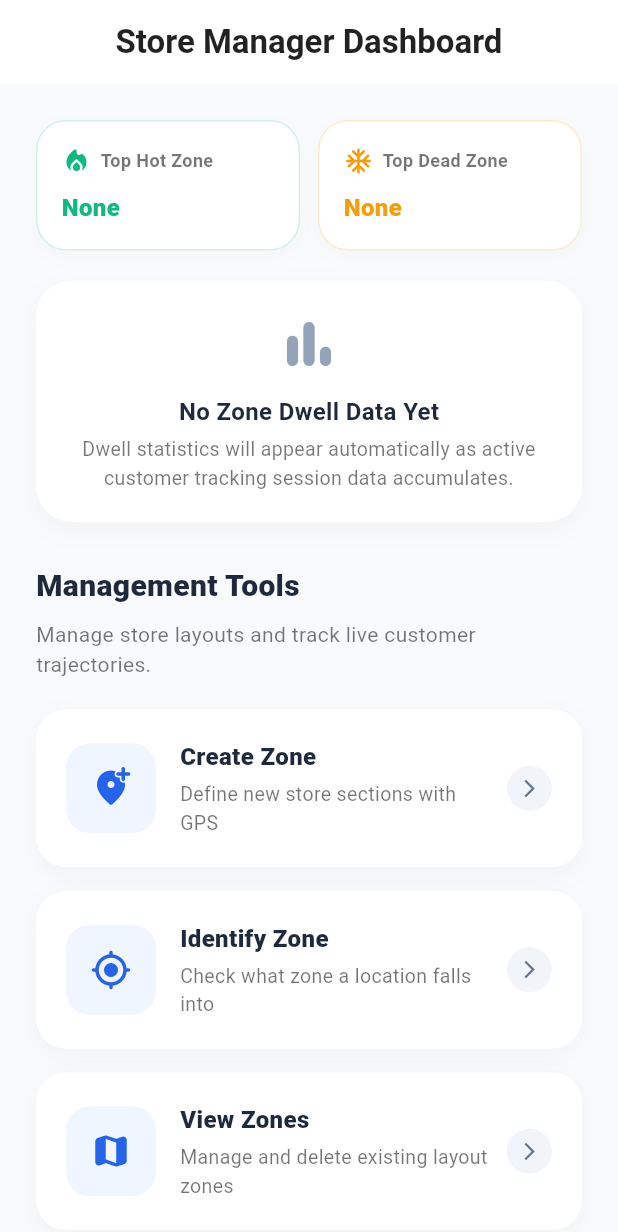
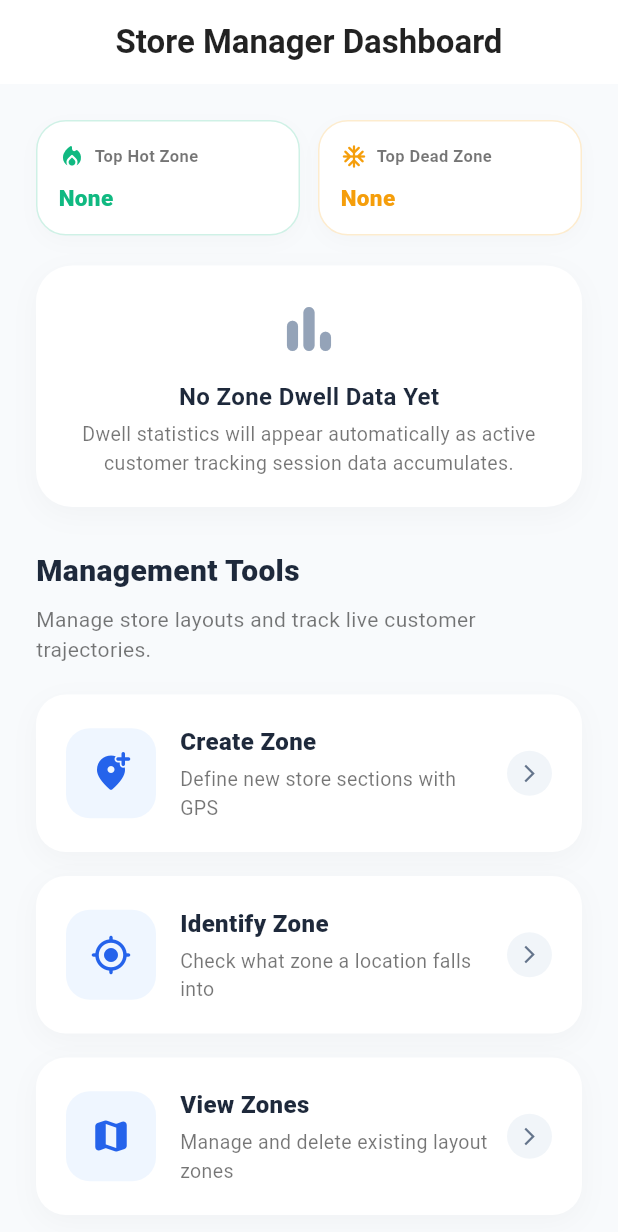
Before and after one commit to Methsara20/R26-IT-060, a Flutter app: the StorePage screen opened directly, on a phone screen of 412 x 824 dp. Shown: the top 1232 px of the screen. Run offline on Flutter 3.47's test engine with Material 3 defaults, Android fonts, the phone set to English and light mode, and no system bars; our stand-ins replace firebase_core, geolocator, google_sign_in, image_picker; accounts and stored records are empty; network calls fail.

Commit message:
Update store_page.dart

```diff
--- a/frontend/lib/screens/store_page.dart
+++ b/frontend/lib/screens/store_page.dart
@@ -127,7 +127,7 @@ class _StorePageState extends State<StorePage> {
   Widget _buildStatCard(String label, String value, IconData icon, Color color) {
     return Expanded(
       child: Container(
-        padding: const EdgeInsets.all(16),
+        padding: const EdgeInsets.all(14),
         decoration: BoxDecoration(
           color: Colors.white,
           borderRadius: BorderRadius.circular(20),
@@ -145,23 +145,26 @@ class _StorePageState extends State<StorePage> {
           children: [
             Row(
               children: [
-                Icon(icon, color: color, size: 20),
+                Icon(icon, color: color, size: 18),
                 const SizedBox(width: 6),
                 Expanded(
                   child: Text(
                     label,
-                    style: const TextStyle(fontSize: 12, color: Colors.black54, fontWeight: FontWeight.w600),
+                    style: const TextStyle(fontSize: 11, color: Colors.black54, fontWeight: FontWeight.w600),
                     overflow: TextOverflow.ellipsis,
                   ),
                 ),
               ],
             ),
-            const SizedBox(height: 10),
-            Text(
-              value,
-              maxLines: 1,
-              overflow: TextOverflow.ellipsis,
-              style: TextStyle(fontSize: 16, fontWeight: FontWeight.w800, color: color),
+            const SizedBox(height: 8),
+            FittedBox(
+              fit: BoxFit.scaleDown,
+              alignment: Alignment.centerLeft,
+              child: Text(
+                value,
+                maxLines: 1,
+                style: TextStyle(fontSize: 15, fontWeight: FontWeight.w800, color: color),
+              ),
             ),
           ],
         ),
```
